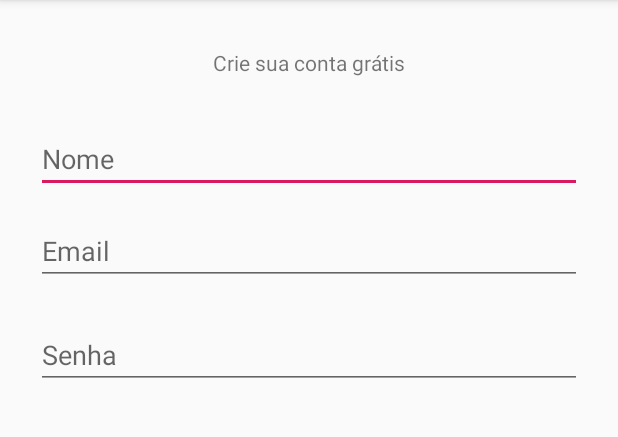
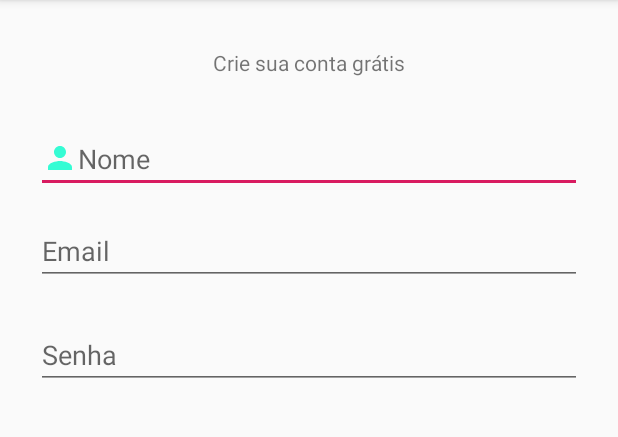
Before and after one commit to eraldoakosoft/LF, an Android app: the CadastroActivity screen opened directly, with no data from a screen before it, on a phone screen of 412 x 824 dp, the part 84-521 px from its top. Run offline under Robolectric (Android 15) with nearby library versions, the phone set to English and light mode, and no system bars; our stand-ins replace Firebase (no records; nobody signed in at launch, a user with empty details on screens opened directly).

Commit message:
Coloquei uma imagem

```diff
--- a/app/src/main/res/layout/activity_cadastro.xml
+++ b/app/src/main/res/layout/activity_cadastro.xml
@@ -24,6 +24,7 @@
         android:layout_marginStart="24dp"
         android:layout_marginTop="32dp"
         android:layout_marginEnd="24dp"
+        android:drawableLeft="@drawable/ic_pessoa_cinza_24dp"
         android:ems="10"
         android:hint="Nome"
         android:inputType="textPersonName"
```
